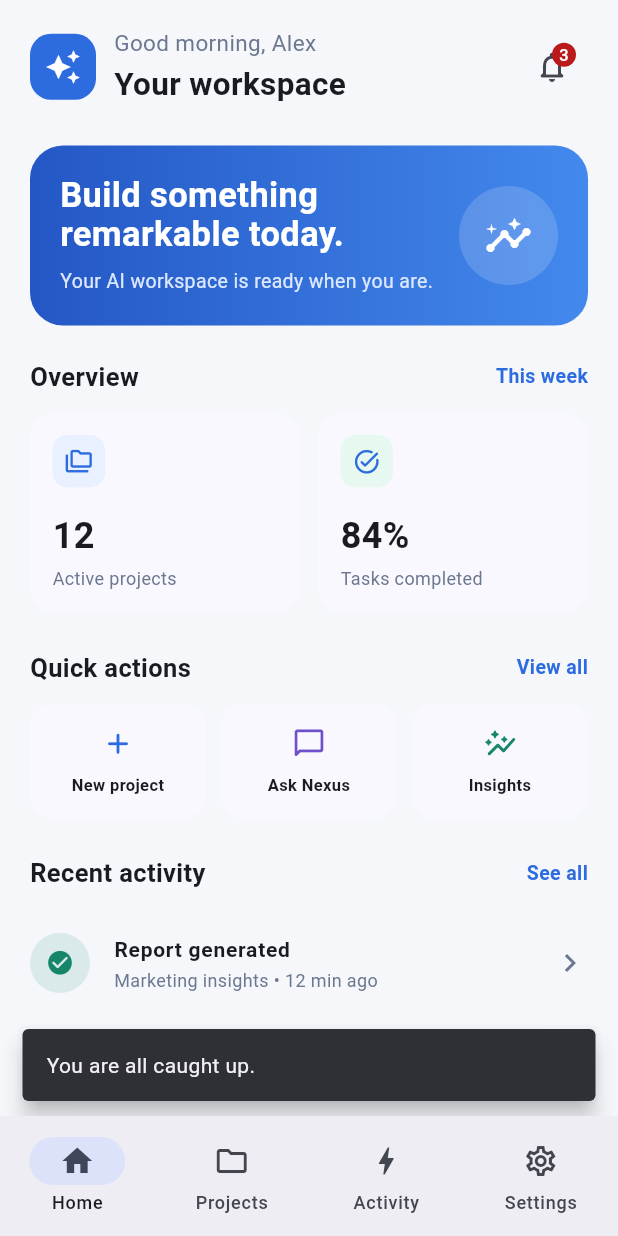
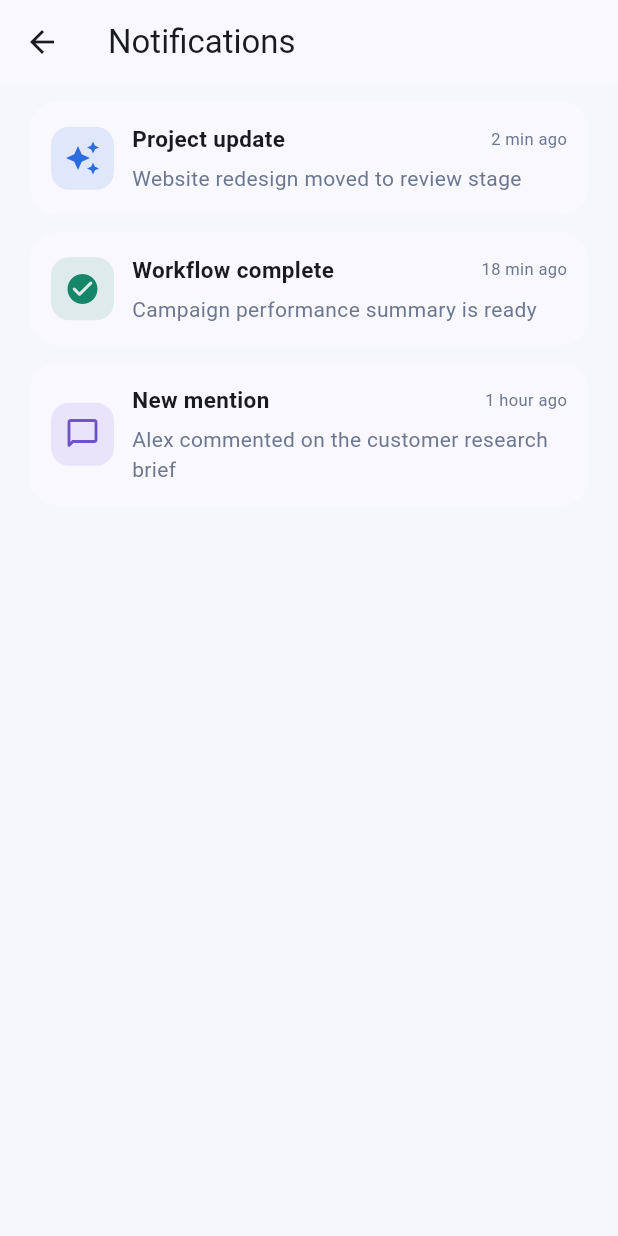
Before and after one commit to Jaswant-Karun/nexus-ai, a Flutter app: the DashboardScreen screen opened by its route, after a tap on an icon or button, on a phone screen of 412 x 824 dp. Run offline on Flutter 3.47's test engine with Material 3 defaults, Android fonts, the phone set to English and light mode, and no system bars.

Commit message:
Mobile Applications Build Up

```diff
--- a/apps/mobile/lib/app.dart
+++ b/apps/mobile/lib/app.dart
@@ -1,12 +1,16 @@
 import 'package:flutter/material.dart';
 
 import 'config/routes.dart';
+import 'screens/analytics/analytics_dashboard.dart';
 import 'screens/authentication/login_screen.dart';
 import 'screens/dashboard/dashboard_screen.dart';
+import 'screens/notifications/notification_list.dart';
 import 'screens/onboarding/onboarding_screen.dart';
 import 'screens/profile/profile_screen.dart';
+import 'screens/projects/project_details.dart';
 import 'screens/settings/settings_screen.dart';
 import 'screens/splash/splash_screen.dart';
+import 'screens/workflows/workflow_list.dart';
 
 class NexusApp extends StatelessWidget {
   const NexusApp({super.key});
@@ -32,6 +36,10 @@ class NexusApp extends StatelessWidget {
         AppRoutes.dashboard: (_) => const DashboardScreen(),
         AppRoutes.profile: (_) => const ProfileScreen(),
         AppRoutes.settings: (_) => const SettingsScreen(),
+        AppRoutes.notifications: (_) => const NotificationListScreen(),
+        AppRoutes.projectDetails: (_) => const ProjectDetailsScreen(),
+        AppRoutes.analytics: (_) => const AnalyticsDashboardScreen(),
+        AppRoutes.workflows: (_) => const WorkflowListScreen(),
       },
     );
   }
--- a/apps/mobile/lib/config/routes.dart
+++ b/apps/mobile/lib/config/routes.dart
@@ -7,4 +7,8 @@ class AppRoutes {
   static const String dashboard = '/dashboard';
   static const String profile = '/profile';
   static const String settings = '/settings';
+  static const String notifications = '/notifications';
+  static const String projectDetails = '/project-details';
+  static const String analytics = '/analytics';
+  static const String workflows = '/workflows';
 }
--- a/apps/mobile/lib/screens/dashboard/dashboard_screen.dart
+++ b/apps/mobile/lib/screens/dashboard/dashboard_screen.dart
@@ -1,9 +1,12 @@
 import 'package:flutter/material.dart';
 
+import '../analytics/analytics_dashboard.dart';
 import '../chatbot/chat_screen_page.dart';
+import '../notifications/notification_list.dart';
 import '../profile/profile_screen.dart';
 import '../projects/project_list_screen.dart';
 import '../settings/settings_screen.dart';
+import '../workflows/workflow_list.dart';
 
 class DashboardScreen extends StatefulWidget {
   const DashboardScreen({super.key});
@@ -130,7 +133,11 @@ class _DashboardScreenState extends State<DashboardScreen> {
         ),
         IconButton(
           tooltip: 'Notifications',
-          onPressed: () => _showMessage(context, 'You are all caught up.'),
+          onPressed: () {
+            Navigator.of(context).push(
+              MaterialPageRoute(builder: (_) => const NotificationListScreen()),
+            );
+          },
           icon: const Badge(label: Text('3'), child: Icon(Icons.notifications_none_rounded)),
         ),
       ],
@@ -257,6 +264,10 @@ class _DashboardScreenState extends State<DashboardScreen> {
             Navigator.of(context).push(
               MaterialPageRoute(builder: (_) => const ProjectListScreen()),
             );
+          } else if (label == 'Insights') {
+            Navigator.of(context).push(
+              MaterialPageRoute(builder: (_) => const AnalyticsDashboardScreen()),
+            );
           } else {
             _showMessage(context, '$label is ready to use.');
           }
@@ -287,7 +298,14 @@ class _DashboardScreenState extends State<DashboardScreen> {
     return Column(
       crossAxisAlignment: CrossAxisAlignment.start,
       children: [
-        _sectionTitle('Recent activity', 'See all'),
+        GestureDetector(
+          onTap: () {
+            Navigator.of(context).push(
+              MaterialPageRoute(builder: (_) => const NotificationListScreen()),
+            );
+          },
+          child: _sectionTitle('Recent activity', 'See all'),
+        ),
         const SizedBox(height: 12),
         _activityTile(
           Icons.check_circle_rounded,
@@ -364,7 +382,7 @@ class _DashboardScreenState extends State<DashboardScreen> {
           'Manage alerts',
           () {
             Navigator.of(context).push(
-              MaterialPageRoute(builder: (_) => const SettingsScreen()),
+              MaterialPageRoute(builder: (_) => const NotificationListScreen()),
             );
           },
         ),
--- a/apps/mobile/lib/screens/notifications/notification_list.dart
+++ b/apps/mobile/lib/screens/notifications/notification_list.dart
@@ -0,0 +1,119 @@
+import 'package:flutter/material.dart';
+
+class NotificationListScreen extends StatelessWidget {
+  const NotificationListScreen({super.key});
+
+  @override
+  Widget build(BuildContext context) {
+    final notifications = [
+      _NotificationItem(
+        title: 'Project update',
+        subtitle: 'Website redesign moved to review stage',
+        time: '2 min ago',
+        color: const Color(0xff2d6cdf),
+        icon: Icons.auto_awesome,
+      ),
+      _NotificationItem(
+        title: 'Workflow complete',
+        subtitle: 'Campaign performance summary is ready',
+        time: '18 min ago',
+        color: const Color(0xff16866b),
+        icon: Icons.check_circle_rounded,
+      ),
+      _NotificationItem(
+        title: 'New mention',
+        subtitle: 'Alex commented on the customer research brief',
+        time: '1 hour ago',
+        color: const Color(0xff6f52c9),
+        icon: Icons.chat_bubble_outline_rounded,
+      ),
+    ];
+
+    return Scaffold(
+      appBar: AppBar(
+        title: const Text('Notifications'),
+      ),
+      body: ListView.separated(
+        padding: const EdgeInsets.fromLTRB(20, 12, 20, 28),
+        itemCount: notifications.length,
+        separatorBuilder: (_, __) => const SizedBox(height: 12),
+        itemBuilder: (context, index) {
+          final item = notifications[index];
+          return Container(
+            padding: const EdgeInsets.all(14),
+            decoration: BoxDecoration(
+              color: Theme.of(context).cardColor,
+              borderRadius: BorderRadius.circular(18),
+            ),
+            child: Row(
+              children: [
+                Container(
+                  width: 42,
+                  height: 42,
+                  decoration: BoxDecoration(
+                    color: item.color.withValues(alpha: 0.12),
+                    borderRadius: BorderRadius.circular(12),
+                  ),
+                  child: Icon(item.icon, color: item.color),
+                ),
+                const SizedBox(width: 12),
+                Expanded(
+                  child: Column(
+                    crossAxisAlignment: CrossAxisAlignment.start,
+                    children: [
+                      Row(
+                        mainAxisAlignment: MainAxisAlignment.spaceBetween,
+                        children: [
+                          Expanded(
+                            child: Text(
+                              item.title,
+                              style: const TextStyle(
+                                fontWeight: FontWeight.w700,
+                                fontSize: 15,
+                              ),
+                            ),
+                          ),
+                          Text(
+                            item.time,
+                            style: const TextStyle(
+                              fontSize: 11,
+                              color: Color(0xff6c7890),
+                            ),
+                          ),
+                        ],
+                      ),
+                      const SizedBox(height: 6),
+                      Text(
+                        item.subtitle,
+                        style: const TextStyle(
+                          color: Color(0xff6c7890),
+                          height: 1.4,
+                        ),
+                      ),
+                    ],
+                  ),
+                ),
+              ],
+            ),
+          );
+        },
+      ),
+    );
+  }
+}
+
+class _NotificationItem {
+  const _NotificationItem({
+    required this.title,
+    required this.subtitle,
+    required this.time,
+    required this.color,
+    required this.icon,
+  });
+
+  final String title;
+  final String subtitle;
+  final String time;
+  final Color color;
+  final IconData icon;
+}
```
Also changed, not shown: apps/mobile/lib/screens/projects/project_details.dart (+130 -0 lines), apps/mobile/lib/screens/projects/project_list_screen.dart (+7 -1 lines), apps/mobile/lib/screens/settings/settings_screen.dart (+16 -0 lines).
